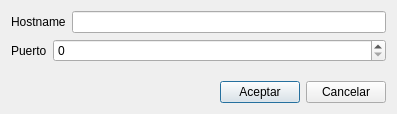
Qt form DiskNodes/connectiondialog.ui (JanM10/Proyecto-3-TEC-File-System) before a commit.
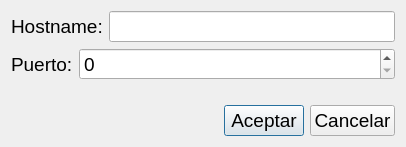
The same form after that commit.

Diff of the .ui file:
```diff
--- a/DiskNodes/connectiondialog.ui
+++ b/DiskNodes/connectiondialog.ui
@@ -6,8 +6,8 @@
    <rect>
     <x>0</x>
     <y>0</y>
-    <width>397</width>
-    <height>114</height>
+    <width>406</width>
+    <height>147</height>
    </rect>
   </property>
   <property name="windowTitle">
@@ -18,13 +18,24 @@
     <layout class="QHBoxLayout" name="horizontalLayout">
      <item>
       <widget class="QLabel" name="label">
+       <property name="font">
+        <font>
+         <pointsize>14</pointsize>
+        </font>
+       </property>
        <property name="text">
-        <string>Hostname</string>
+        <string>Hostname:</string>
        </property>
       </widget>
      </item>
      <item>
-      <widget class="QLineEdit" name="Hostname"/>
+      <widget class="QLineEdit" name="Hostname">
+       <property name="font">
+        <font>
+         <pointsize>14</pointsize>
+        </font>
+       </property>
+      </widget>
      </item>
     </layout>
    </item>
@@ -32,15 +43,25 @@
     <layout class="QFormLayout" name="formLayout">
      <item row="0" column="0">
       <widget class="QLabel" name="label_2">
+       <property name="font">
+        <font>
+         <pointsize>14</pointsize>
+        </font>
+       </property>
        <property name="text">
-        <string>Puerto</string>
+        <string>Puerto:</string>
        </property>
       </widget>
      </item>
      <item row="0" column="1">
-      <widget class="QSpinBox" name="Port">
+      <widget class="QSpinBox" name="Puerto">
+       <property name="font">
+        <font>
+         <pointsize>14</pointsize>
+        </font>
+       </property>
        <property name="maximum">
-        <number>9000</number>
+        <number>9999</number>
        </property>
       </widget>
      </item>
@@ -63,6 +84,11 @@
      </item>
      <item>
       <widget class="QPushButton" name="botonAceptar">
+       <property name="font">
+        <font>
+         <pointsize>14</pointsize>
+        </font>
+       </property>
        <property name="text">
         <string>Aceptar</string>
        </property>
@@ -70,6 +96,11 @@
      </item>
      <item>
       <widget class="QPushButton" name="botonCancelar">
+       <property name="font">
+        <font>
+         <pointsize>14</pointsize>
+        </font>
+       </property>
        <property name="text">
         <string>Cancelar</string>
        </property>
```
